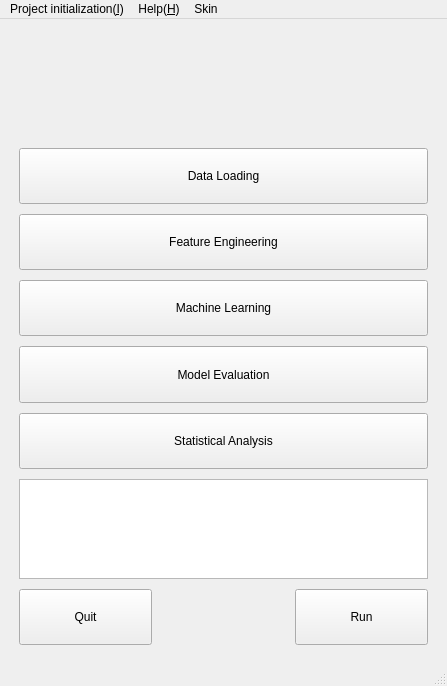
Above: eslearn/GUI/easylearn_main_gui.ui from easylearn-fmri/easylearn_dev before the change. Below: the same form after it.
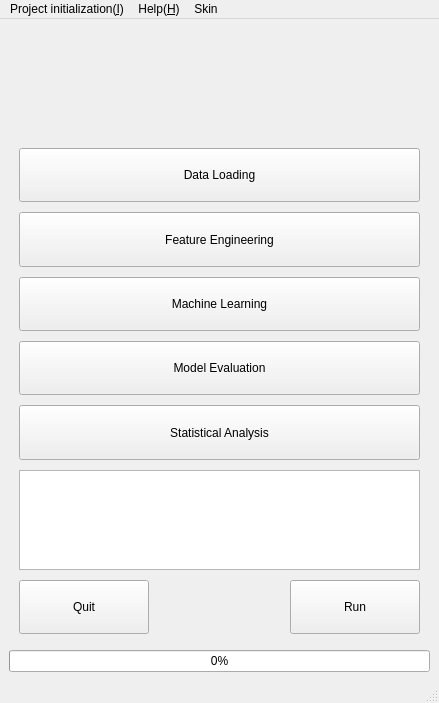
That is the form after the change.

Commit message: easylearn::gui:main

What changed in the file:
```diff
--- a/eslearn/GUI/easylearn_main_gui.ui
+++ b/eslearn/GUI/easylearn_main_gui.ui
@@ -6,8 +6,8 @@
    <rect>
     <x>0</x>
     <y>0</y>
-    <width>447</width>
-    <height>686</height>
+    <width>439</width>
+    <height>703</height>
    </rect>
   </property>
   <property name="sizePolicy">
@@ -41,6 +41,12 @@
      <verstretch>100</verstretch>
     </sizepolicy>
    </property>
+   <property name="acceptDrops">
+    <bool>false</bool>
+   </property>
+   <property name="autoFillBackground">
+    <bool>false</bool>
+   </property>
    <layout class="QGridLayout" name="gridLayout">
     <item row="0" column="0">
      <layout class="QGridLayout" name="gridLayout_all_ptb" columnstretch="100,0">
@@ -237,6 +243,13 @@
       </item>
      </layout>
     </item>
+    <item row="1" column="0">
+     <widget class="QProgressBar" name="progressBar">
+      <property name="value">
+       <number>0</number>
+      </property>
+     </widget>
+    </item>
    </layout>
   </widget>
   <widget class="QStatusBar" name="statusbar"/>
@@ -245,7 +258,7 @@
     <rect>
      <x>0</x>
      <y>0</y>
-     <width>447</width>
+     <width>439</width>
      <height>26</height>
     </rect>
    </property>
```
Left out of the diff: 74 changed lines with no effect on the pictures. The commit also changes 4 other files.
